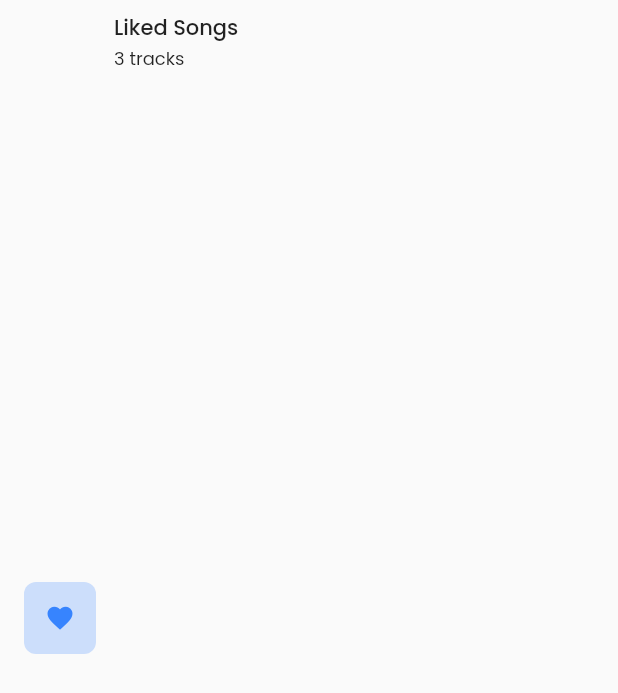
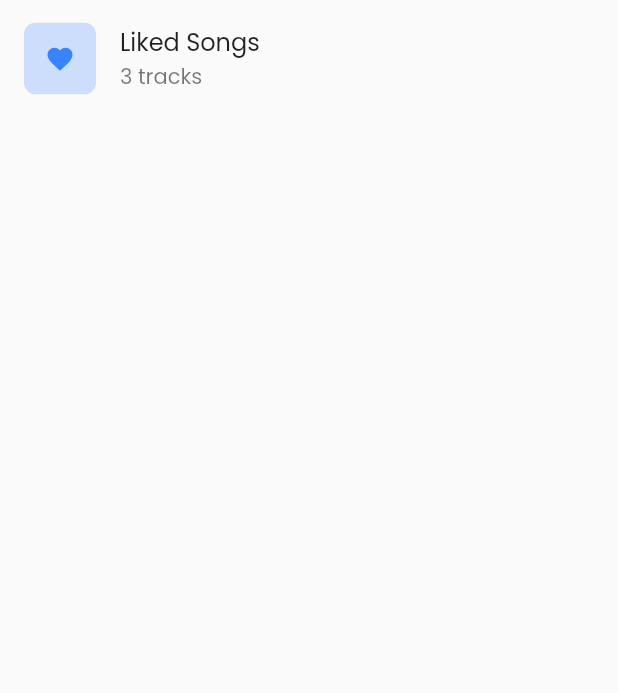
Before and after one commit to zS1L3NT/soundroid-v2, a Flutter app: the LikedSongsItem widget shown alone on an empty page, opened directly, on a phone screen of 412 x 824 dp. Shown: the top 693 px of the screen. Run offline on Flutter 3.47's test engine with Material 2 defaults, Android fonts, the phone set to English and light mode, and no system bars; drawn by our look-alikes of auto_size_text; our stand-ins replace firebase_core, hive_flutter, marquee, transparent_image; accounts and stored records are empty; network calls fail.

Commit message:
💄 redesign liked songs section

```diff
--- a/lib/widgets/main/library/liked_songs_item.dart
+++ b/lib/widgets/main/library/liked_songs_item.dart
@@ -14,10 +14,9 @@ class _LikedSongsItemState extends State<LikedSongsItem> {
     return InkWell(
       onTap: () {},
       child: Padding(
-        padding: const EdgeInsets.only(top: 8, bottom: 8, left: 16),
-        child: Row(
-          children: [
-            ClipRRect(
+        padding: const EdgeInsets.symmetric(vertical: 3),
+        child: ListTile(
+          leading: ClipRRect(
             borderRadius: const BorderRadius.all(Radius.circular(8)),
             child: Container(
               width: 48,
@@ -30,26 +29,19 @@ class _LikedSongsItemState extends State<LikedSongsItem> {
               ),
             ),
           ),
-            const SizedBox(width: 12),
-            Column(
-              crossAxisAlignment: CrossAxisAlignment.start,
-              children: [
-                AppText.marquee(
+          title: AppText.ellipse(
             "Liked Songs",
-                  width: MediaQuery.of(context).size.width - 76,
-                  extraHeight: 8,
+            extraHeight: 9,
+            width: MediaQuery.of(context).size.width,
+          ),
+          subtitle: AppText.ellipse(
+            "3 tracks",
             fontSize: 14,
-                  fontWeight: FontWeight.w500,
+            extraHeight: 11,
+            fontWeight: FontWeight.w400,
+            width: MediaQuery.of(context).size.width,
           ),
-                AppText.marquee(
-                  "3 tracks",
-                  width: MediaQuery.of(context).size.width - 76,
-                  extraHeight: 7,
-                  fontSize: 12,
-                ),
-              ],
-            )
-          ],
+          contentPadding: const EdgeInsets.only(left: 16, right: 8),
         ),
       ),
     );
```
Lines whose indentation alone changed are shown as unchanged.
